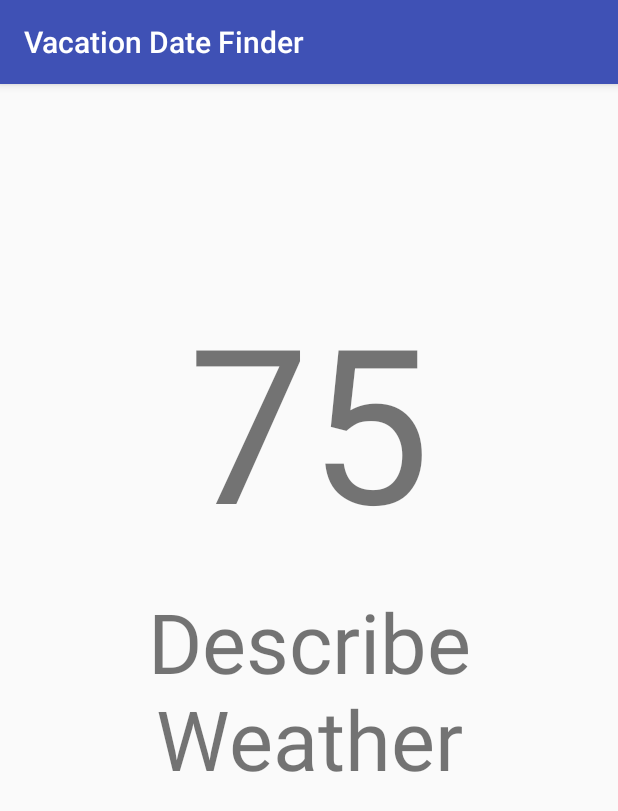
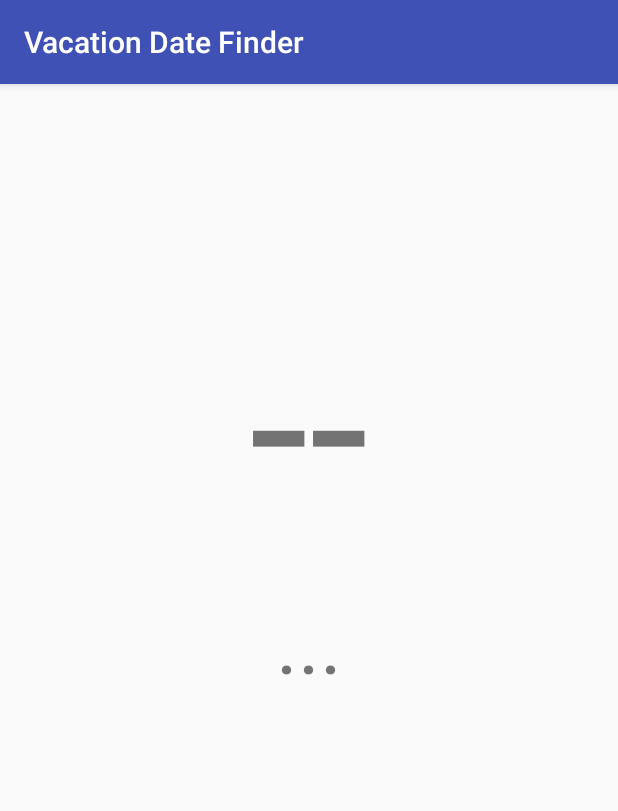
Before and after one commit to bakpakin/WeatherApp, an Android app: the DisplayCurrentWeather screen opened directly, with no data from a screen before it, on a phone screen of 412 x 824 dp. Shown: the top 811 px of the screen. Run offline under Robolectric (Android 15) with nearby library versions, the phone set to English and light mode, and no system bars; 1 statement that could not run was skipped.

Commit message:
Change default current weather text.

```diff
--- a/app/src/main/res/layout/activity_current_weather.xml
+++ b/app/src/main/res/layout/activity_current_weather.xml
@@ -26,7 +26,7 @@
         android:layout_marginTop="35dp"
         android:textSize="144sp"
         android:textAlignment="center"
-        android:text="75"/>
+        android:text="--"/>
 
     <TextView
         android:id="@+id/weather_description"
@@ -35,7 +35,7 @@
         android:layout_marginTop="15dp"
         android:textSize="55sp"
         android:textAlignment="center"
-        android:text="Describe Weather"/>
+        android:text="..."/>
 
 
 </LinearLayout>
```
